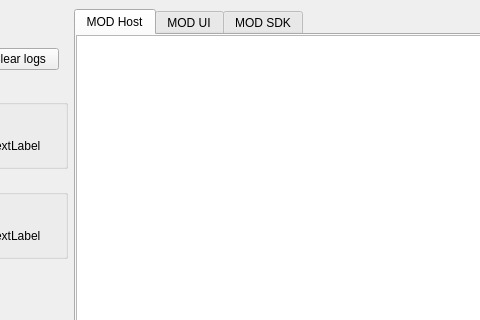
Above: resources/ui/mod_panel.ui from mod-audio/mod-panel before the change; both pictures show x 243 to 723 and y 0 to 320 of the 821 by 478 pixel window. Below: the same form after it.
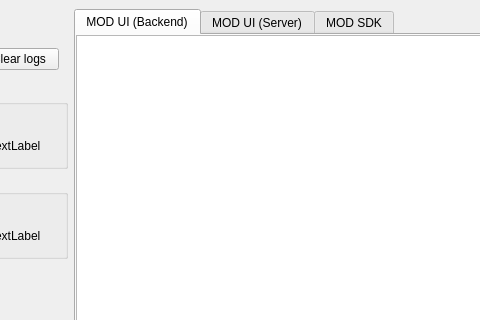
That is the form after the change. Icons and pictures are not drawn.

Commit message: Allow to use /usr/bin/chromium if not using Ubuntu

```diff
--- a/resources/ui/mod_panel.ui
+++ b/resources/ui/mod_panel.ui
@@ -122,7 +122,7 @@
       </property>
       <widget class="QWidget" name="tab_logs_backend">
        <attribute name="title">
-        <string>MOD Host</string>
+        <string>MOD UI (Backend)</string>
        </attribute>
        <layout class="QHBoxLayout" name="horizontalLayout_4">
         <property name="spacing">
@@ -151,7 +151,7 @@
       </widget>
       <widget class="QWidget" name="tab_logs_ui">
        <attribute name="title">
-        <string>MOD UI</string>
+        <string>MOD UI (Server)</string>
        </attribute>
        <layout class="QHBoxLayout" name="horizontalLayout_2">
         <property name="spacing">
```
The commit also changes 1 other file.
